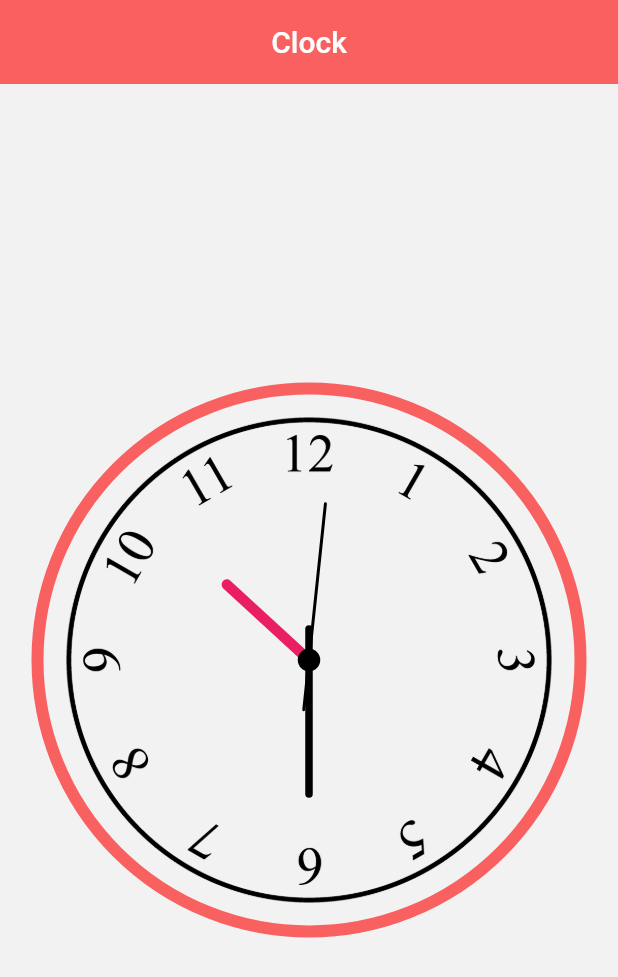
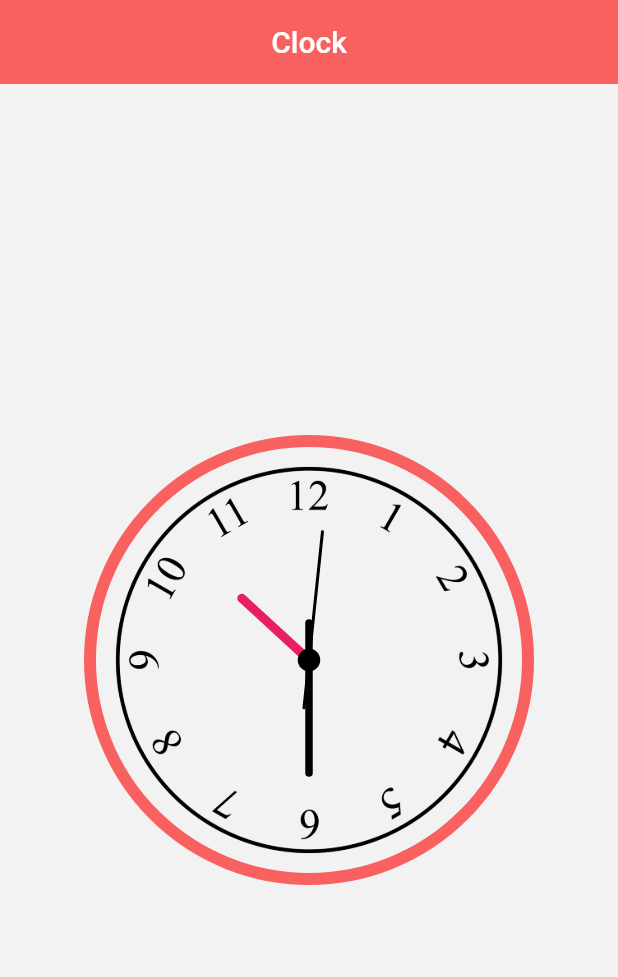
Before and after one commit to nickysantano/youplanner, a Flutter app: the Clock screen opened directly, on a phone screen of 412 x 824 dp. Shown: the top 977 px of the screen. Run offline on Flutter 3.47's test engine with Material 2 defaults, Android fonts, the phone set to English and light mode, and no system bars; our stand-ins replace cloud_firestore, email_validator, equatable, firebase_auth, firebase_core, firebase_messaging and 9 more; missing offline and left inert: firebase_helpers; accounts and stored records are empty.

Commit message:
minor ui changes
ye bodi

```diff
--- a/lib/ui/pages/clock/clock.dart
+++ b/lib/ui/pages/clock/clock.dart
@@ -48,7 +48,7 @@ class _ClockState extends State<Clock> {
               Transform.rotate(
                 child: Container(
                   child: Container(
-                    height: 140,
+                    height: 120,
                     width: 2,
                     decoration: BoxDecoration(
                       color: Colors.black, borderRadius: BorderRadius.circular(10),
@@ -63,7 +63,7 @@ class _ClockState extends State<Clock> {
               Transform.rotate(
                 child: Container(
                   child: Container(
-                    height: 115,
+                    height: 105,
                     width: 5,
                     decoration: BoxDecoration(
                       color: Colors.black, borderRadius: BorderRadius.circular(10),
@@ -78,8 +78,8 @@ class _ClockState extends State<Clock> {
               Transform.rotate(
                 child: Container(
                   child: Container(
-                    height: 75,
-                    width: 7,
+                    height: 65,
+                    width: 6,
                     decoration: BoxDecoration(
                       color: Colors.pink,
                       borderRadius: BorderRadius.circular(10),
@@ -104,8 +104,8 @@ class _ClockState extends State<Clock> {
 
             ],
           ),
-          width: 370,
-          height: 370,
+          width: 300,
+          height: 300,
           decoration: BoxDecoration(
             border: Border.all(
               color: Color(0xFFf96060),
--- a/lib/ui/pages/mytask/addtask.dart
+++ b/lib/ui/pages/mytask/addtask.dart
@@ -98,7 +98,7 @@ class _AddTaskState extends State<AddTask> {
               Divider(),
               FormBuilderSwitch(
                 name: "public",
-                title: Text("Public"),
+                title: Text("Important"),
                 initialValue: tasks?.public ?? false,
                 controlAffinity: ListTileControlAffinity.leading,
                 decoration: InputDecoration(border: InputBorder.none),
--- a/lib/ui/pages/mytask/mytask.dart
+++ b/lib/ui/pages/mytask/mytask.dart
@@ -124,6 +124,7 @@ class _MyTaskState extends State<MyTask> {
                             arguments: task),
                         trailing: IconButton(
                           icon: Icon(Icons.edit),
+                          color: Color(0xFFf96060),
                           onPressed: () => Navigator.pushNamed(
                               context, AddTask.routeName,
                               arguments: task),
--- a/lib/ui/pages/mytask/taskdetails.dart
+++ b/lib/ui/pages/mytask/taskdetails.dart
@@ -70,9 +70,9 @@ class _TaskDetailsState extends State<TaskDetails> {
       body: ListView(
         padding: EdgeInsets.all(16.0),
         children: <Widget>[
-          Text(tasks.public ? "Public" : "Private"),
+          Text(tasks.public ? "IMPORTANT" : "Normal"),
           ListTile(
-            leading: Icon(Icons.event),
+            leading: Icon(Icons.event, color: Color(0xFFf96060),),
             title: Text(
               tasks.title,
               style: Theme.of(context).textTheme.headline5,
@@ -84,7 +84,7 @@ class _TaskDetailsState extends State<TaskDetails> {
 
           if(tasks.description != null)
           ListTile(
-            leading: Icon(Icons.short_text),
+            leading: Icon(Icons.short_text, color: Color(0xFFf96060),),
             title: Text(tasks.description,),
           ),
 
```
